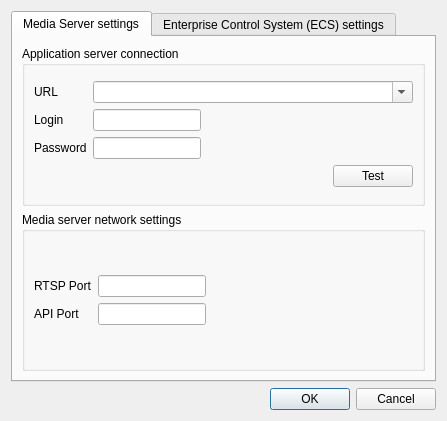
Qt form traytool/src/settings.ui (networkoptix/nx_open) before a commit.
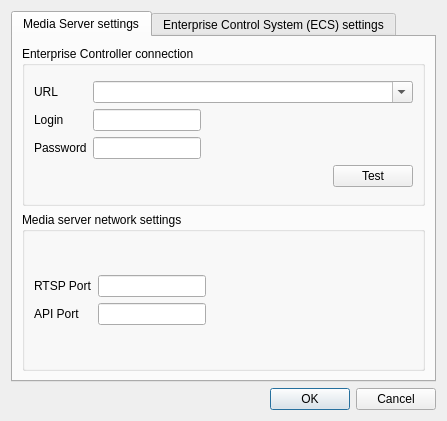
The same form after that commit.

Commit message:
rename Application Server to Enterprise Controller. Fix bug when re-installing with media folder removed
<==== Mercurial data ====>
Branch: master

The edit to the form file:
```diff
--- a/traytool/src/settings.ui
+++ b/traytool/src/settings.ui
@@ -27,7 +27,7 @@
        <item>
         <widget class="QGroupBox" name="groupBox_2">
          <property name="title">
-          <string>Application server connection</string>
+          <string>Enterprise Controller connection</string>
          </property>
          <layout class="QVBoxLayout" name="verticalLayout">
           <item>
```
The commit also changes 12 other files.
